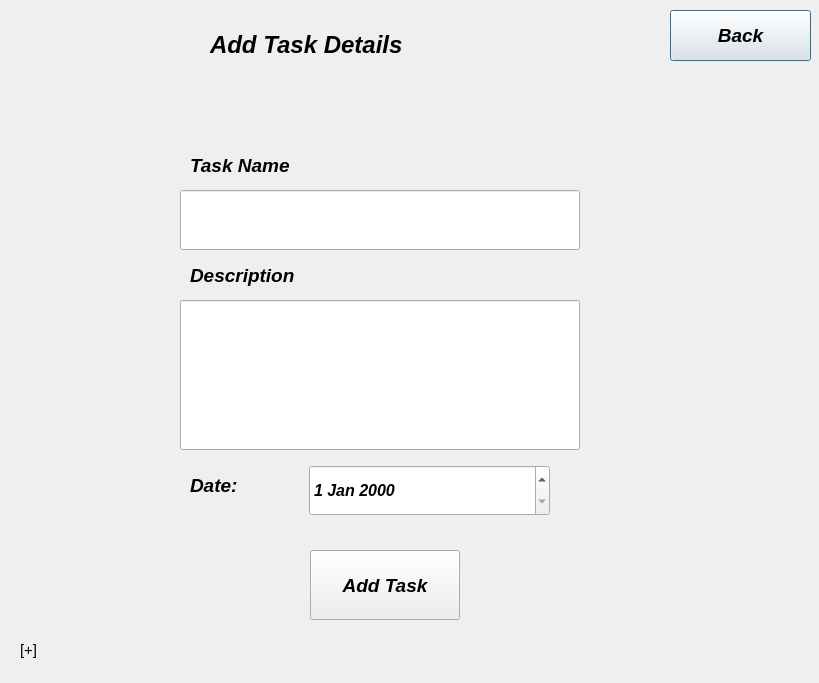
The window that addtask.ui (imtheprince7/Todo-App) describes before a commit, drawn with Qt 5.
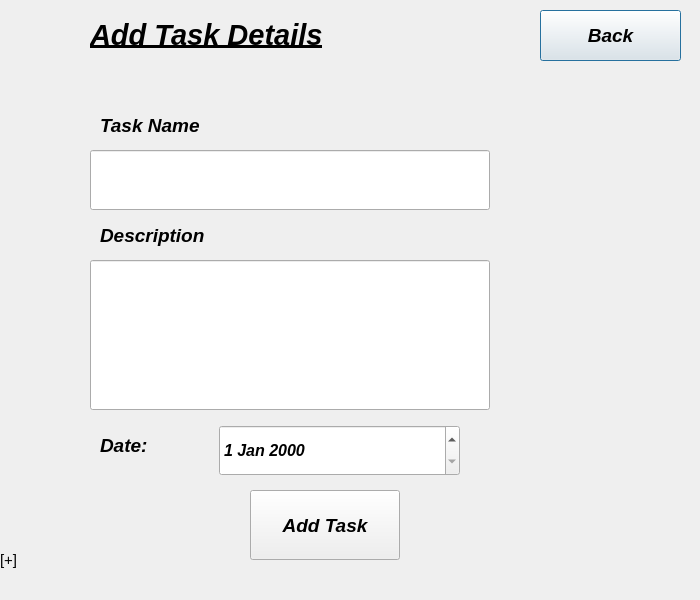
The same window after the commit.

Diff of the .ui file:
```diff
--- a/addtask.ui
+++ b/addtask.ui
@@ -6,17 +6,23 @@
    <rect>
     <x>0</x>
     <y>0</y>
-    <width>819</width>
-    <height>683</height>
+    <width>700</width>
+    <height>600</height>
    </rect>
   </property>
+  <property name="maximumSize">
+   <size>
+    <width>700</width>
+    <height>600</height>
+   </size>
+  </property>
   <property name="windowTitle">
    <string>Dialog</string>
   </property>
   <widget class="QPushButton" name="BackButton">
    <property name="geometry">
     <rect>
-     <x>670</x>
+     <x>540</x>
      <y>10</y>
      <width>141</width>
      <height>51</height>
@@ -42,8 +48,8 @@
   <widget class="QLabel" name="addTaskMessageLabel">
    <property name="geometry">
     <rect>
-     <x>210</x>
-     <y>10</y>
+     <x>90</x>
+     <y>0</y>
      <width>300</width>
      <height>70</height>
     </rect>
@@ -56,9 +62,10 @@
    </property>
    <property name="font">
     <font>
-     <pointsize>18</pointsize>
+     <pointsize>22</pointsize>
      <italic>true</italic>
      <bold>true</bold>
+     <underline>true</underline>
     </font>
    </property>
    <property name="text">
@@ -68,8 +75,8 @@
   <widget class="QLabel" name="DescriptionLabel">
    <property name="geometry">
     <rect>
-     <x>190</x>
-     <y>250</y>
+     <x>100</x>
+     <y>210</y>
      <width>150</width>
      <height>51</height>
     </rect>
@@ -94,8 +101,8 @@
   <widget class="QLabel" name="taskNameLabel">
    <property name="geometry">
     <rect>
-     <x>190</x>
-     <y>130</y>
+     <x>100</x>
+     <y>90</y>
      <width>150</width>
      <height>70</height>
     </rect>
@@ -120,8 +127,8 @@
   <widget class="QLabel" name="DateLabel">
    <property name="geometry">
     <rect>
-     <x>190</x>
-     <y>460</y>
+     <x>100</x>
+     <y>420</y>
      <width>91</width>
      <height>51</height>
     </rect>
@@ -146,8 +153,8 @@
   <widget class="QDateEdit" name="datepicker">
    <property name="geometry">
     <rect>
-     <x>309</x>
-     <y>465</y>
+     <x>219</x>
+     <y>425</y>
      <width>241</width>
      <height>51</height>
     </rect>
@@ -163,8 +170,8 @@
   <widget class="QPushButton" name="AddTaskButton">
    <property name="geometry">
     <rect>
-     <x>310</x>
-     <y>550</y>
+     <x>250</x>
+     <y>490</y>
      <width>150</width>
      <height>70</height>
     </rect>
@@ -189,8 +196,8 @@
   <widget class="QLabel" name="connectionMessageLabel">
    <property name="geometry">
     <rect>
-     <x>20</x>
-     <y>640</y>
+     <x>0</x>
+     <y>550</y>
      <width>200</width>
      <height>20</height>
     </rect>
@@ -213,8 +220,8 @@
   <widget class="QLineEdit" name="TaskNameLineEdit">
    <property name="geometry">
     <rect>
-     <x>180</x>
-     <y>190</y>
+     <x>90</x>
+     <y>150</y>
      <width>400</width>
      <height>60</height>
     </rect>
@@ -236,8 +243,8 @@
   <widget class="QLineEdit" name="DescriptionLineEdit">
    <property name="geometry">
     <rect>
-     <x>180</x>
-     <y>300</y>
+     <x>90</x>
+     <y>260</y>
      <width>400</width>
      <height>150</height>
     </rect>
@@ -259,8 +266,8 @@
   <widget class="QLabel" name="successfullMessageLabel">
    <property name="geometry">
     <rect>
-     <x>130</x>
-     <y>100</y>
+     <x>40</x>
+     <y>110</y>
      <width>400</width>
      <height>25</height>
     </rect>
```
